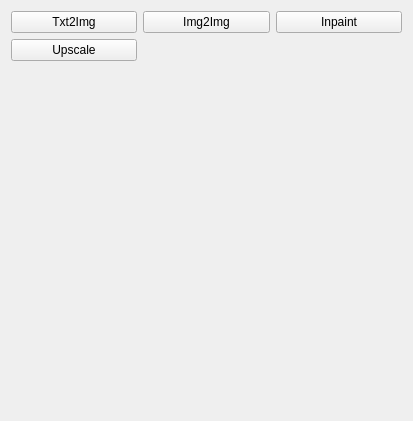
qweryty/image-ai-utils-krita, file diffusion_tools/ui/diffusion_tools_widget.ui: the form before one commit.
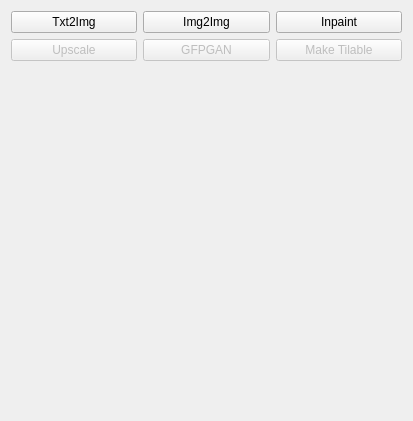
The form after the commit.

Commit message: Adding inpaint layer below original and disabled unused buttons

Patch:
```diff
--- a/diffusion_tools/ui/diffusion_tools_widget.ui
+++ b/diffusion_tools/ui/diffusion_tools_widget.ui
@@ -41,11 +41,34 @@
        </item>
        <item row="1" column="0">
         <widget class="QPushButton" name="upscale_button">
+         <property name="enabled">
+          <bool>false</bool>
+         </property>
          <property name="text">
           <string>Upscale</string>
          </property>
         </widget>
        </item>
+       <item row="1" column="1">
+        <widget class="QPushButton" name="gfpgan_button">
+         <property name="enabled">
+          <bool>false</bool>
+         </property>
+         <property name="text">
+          <string>GFPGAN</string>
+         </property>
+        </widget>
+       </item>
+       <item row="1" column="2">
+        <widget class="QPushButton" name="make_tilable_button">
+         <property name="enabled">
+          <bool>false</bool>
+         </property>
+         <property name="text">
+          <string>Make Tilable</string>
+         </property>
+        </widget>
+       </item>
       </layout>
      </item>
      <item>
```
The commit also changes 1 other file.
